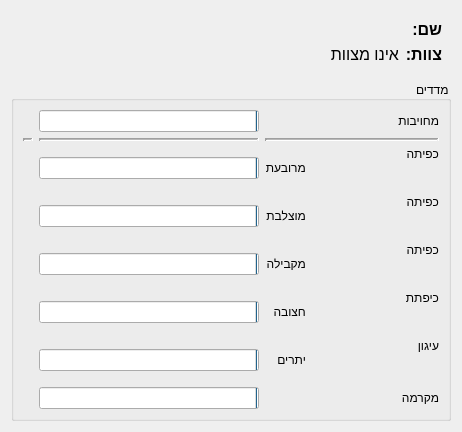
The window that gui/resources/participantdialog.ui (PillowTweezers/PurMyun) describes before a commit, drawn with Qt 5.
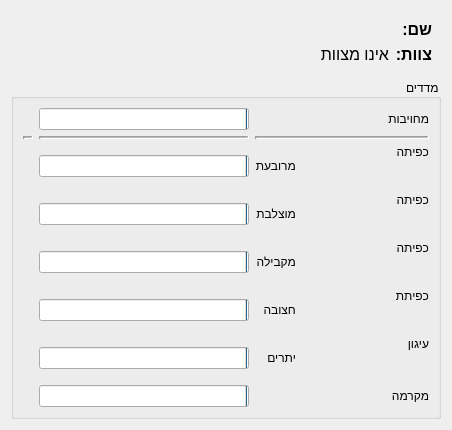
The same window after the commit.

```diff
--- a/gui/resources/participantdialog.ui
+++ b/gui/resources/participantdialog.ui
@@ -6,8 +6,8 @@
             <rect>
                 <x>0</x>
                 <y>0</y>
-                <width>462</width>
-                <height>432</height>
+                <width>452</width>
+                <height>429</height>
             </rect>
         </property>
         <property name="windowTitle">
@@ -192,7 +192,7 @@
                         <item row="5" column="0">
                             <widget class="QLabel" name="label_9">
                                 <property name="text">
-                                    <string>כיפתת
+                                    <string>כפיתת
                                         חצובה
                                     </string>
                                 </property>
```
